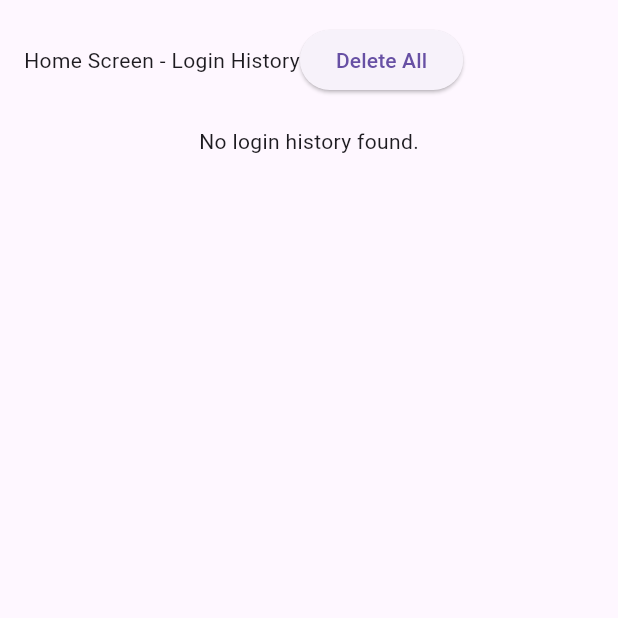
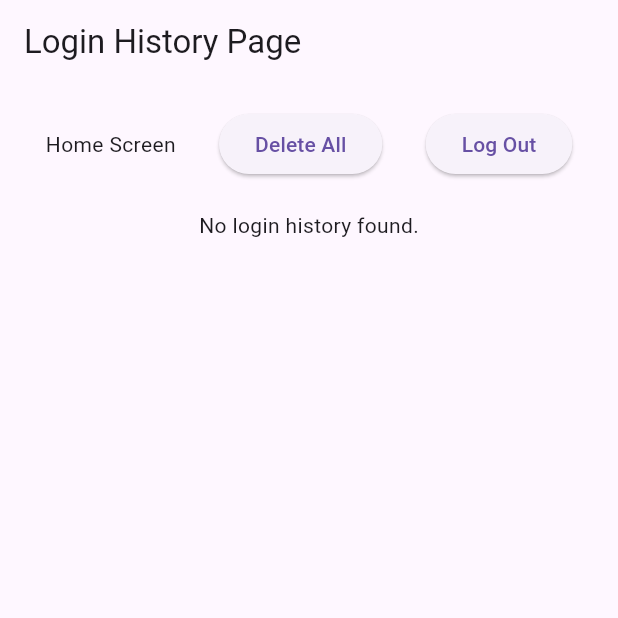
Before and after one commit to YoucefBelaib/flutter-sqflite-test, a Flutter app: the Home screen opened directly, after a tap on "Delete All", on a phone screen of 412 x 824 dp, the top half of it. Run offline on Flutter 3.47's test engine with Material 3 defaults, Android fonts, the phone set to English and light mode, and no system bars; our stand-ins replace shared_preferences, sqflite; accounts and stored records are empty.

Commit message:
working now

```diff
--- a/lib/loginwithdb/home.dart
+++ b/lib/loginwithdb/home.dart
@@ -1,5 +1,6 @@
 import 'package:flutter/material.dart';
 import './dbabstract.dart';
+import './login.dart';
 
 class Home extends StatefulWidget {
   const Home({super.key});
@@ -23,20 +24,29 @@ class _HomeState extends State<Home> {
   @override
   Widget build(BuildContext context) {
     return Scaffold(
+      appBar: AppBar(
+        title: const Text('Login History Page'),
+      ),
       body: Center(
         child: Padding(padding: EdgeInsets.all(16.0),
         child: Column(
           mainAxisAlignment: MainAxisAlignment.center,
           children: [
             Row(
+              mainAxisAlignment: MainAxisAlignment.spaceAround,
               children: [
-                const Text('Home Screen - Login History'),
+                const Text('Home Screen'),
                 ElevatedButton(onPressed: () async {
                   await repo.deleteAllLogin();
                   setState(() {
                     data = repo.getData();
                   });
-                }, child: const Text('Delete All'))
+                }, child: const Text('Delete All')),
+                ElevatedButton(onPressed:() {
+                  Navigator.of(context).pushReplacement(
+                    MaterialPageRoute(builder: (context) => const Login())
+                  );
+                }, child: const Text('Log Out'))
               ],
             ),
             SizedBox(height: 20),
--- a/lib/loginwithpreferences/home.dart
+++ b/lib/loginwithpreferences/home.dart
@@ -1,4 +1,4 @@
-import 'package:async_training/loginwithpreferences/login.dart%20';
+import 'package:async_training/loginwithpreferences/login.dart';
 import 'package:flutter/material.dart';
 import 'package:shared_preferences/shared_preferences.dart';
 
```
